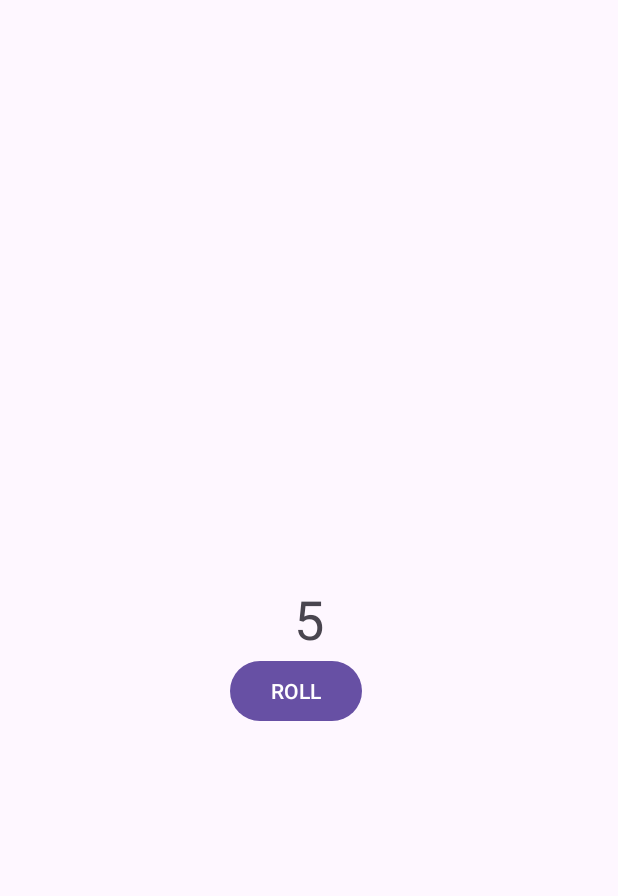
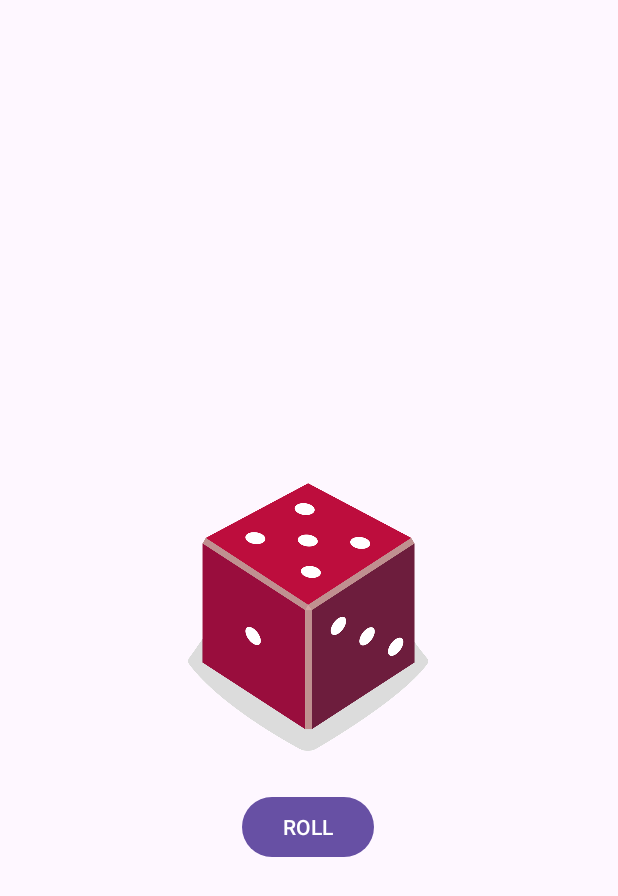
Before and after one commit to DuyThaiNgx/DiceRoller, an Android app: the screen it shows after launch (MainActivity), after a tap on "ROLL", on a phone screen of 412 x 824 dp. Shown: the top 896 px of the screen. Run offline under Robolectric (Android 15) with nearby library versions, the phone set to English and light mode, and no system bars.

Commit message:
Update Dice with Image

```diff
--- a/app/src/main/java/dtngx/ltuk65/example/diceroller/MainActivity.kt
+++ b/app/src/main/java/dtngx/ltuk65/example/diceroller/MainActivity.kt
@@ -3,13 +3,14 @@ package dtngx.ltuk65.example.diceroller
 import androidx.appcompat.app.AppCompatActivity
 import android.os.Bundle
 import android.widget.Button
-import android.widget.TextView
-import android.widget.Toast
+import android.widget.ImageView
 
 class MainActivity : AppCompatActivity() {
     override fun onCreate(savedInstanceState: Bundle?) {
         super.onCreate(savedInstanceState)
         setContentView(R.layout.activity_main)
+        // Để hiện xúc sắc với các mặt ngẫu nhien khi mở app lên
+        rollDice()
         val rollButton: Button = findViewById(R.id.button)
         rollButton.setOnClickListener {
             rollDice()
@@ -19,8 +20,23 @@ class MainActivity : AppCompatActivity() {
     private fun rollDice() {
         val dice = Dice(6);
         val diceRoll = dice.roll()
-        val resultTextView: TextView = findViewById(R.id.textView)
-        resultTextView.text = diceRoll.toString()
+        val diceImage: ImageView = findViewById(R.id.imageView)
+//        if(diceRoll == 1) diceImage.setImageResource(R.drawable.dice_1)
+//        else if(diceRoll == 2) diceImage.setImageResource(R.drawable.dice_2)
+//        else if(diceRoll == 3) diceImage.setImageResource(R.drawable.dice_3)
+//        else if(diceRoll == 4) diceImage.setImageResource(R.drawable.dice_4)
+//        else if(diceRoll == 5) diceImage.setImageResource(R.drawable.dice_5)
+//        else if(diceRoll == 6) diceImage.setImageResource(R.drawable.dice_6)
+        when(diceRoll) {
+            1 -> diceImage.setImageResource(R.drawable.dice_1)
+            2 -> diceImage.setImageResource(R.drawable.dice_2)
+            3 -> diceImage.setImageResource(R.drawable.dice_3)
+            4 -> diceImage.setImageResource(R.drawable.dice_4)
+            5 -> diceImage.setImageResource(R.drawable.dice_5)
+            6 -> diceImage.setImageResource(R.drawable.dice_6)
+        }
+        diceImage.contentDescription = diceRoll.toString()
+
     }
 }
 
--- a/app/src/main/res/layout/activity_main.xml
+++ b/app/src/main/res/layout/activity_main.xml
@@ -6,28 +6,29 @@
     android:layout_height="match_parent"
     tools:context=".MainActivity">
 
-    <TextView
-        android:id="@+id/textView"
-        android:layout_width="wrap_content"
-        android:layout_height="wrap_content"
-        android:text="@string/dice"
-        android:textSize="36sp"
-        app:layout_constraintBottom_toBottomOf="parent"
-        app:layout_constraintEnd_toEndOf="parent"
-        app:layout_constraintStart_toStartOf="parent"
-        app:layout_constraintTop_toTopOf="parent"
-        tools:text="1" />
-
     <Button
         android:id="@+id/button"
         android:layout_width="wrap_content"
         android:layout_height="wrap_content"
         android:layout_marginStart="153dp"
+        android:layout_marginTop="16dp"
         android:layout_marginEnd="153dp"
         android:text="@string/roll"
         app:layout_constraintEnd_toEndOf="parent"
-        app:layout_constraintHorizontal_bias="0.0"
+        app:layout_constraintHorizontal_bias="0.47"
         app:layout_constraintStart_toStartOf="parent"
-        app:layout_constraintTop_toBottomOf="@+id/textView" />
+        app:layout_constraintTop_toBottomOf="@+id/imageView" />
+
+    <ImageView
+        android:id="@+id/imageView"
+        android:layout_width="160dp"
+        android:layout_height="200dp"
+        app:layout_constraintBottom_toBottomOf="parent"
+        app:layout_constraintEnd_toEndOf="parent"
+        app:layout_constraintHorizontal_bias="0.498"
+        app:layout_constraintStart_toStartOf="parent"
+        app:layout_constraintTop_toTopOf="parent"
+        app:layout_constraintVertical_bias="0.499"
+        tools:srcCompat="@drawable/dice_1" />
 
 </androidx.constraintlayout.widget.ConstraintLayout>
```
Also changed, not shown: app/src/main/res/drawable/dice_1.png (added), app/src/main/res/drawable/dice_2.png (added), app/src/main/res/drawable/dice_3.png (added), app/src/main/res/drawable/dice_4.png (added), app/src/main/res/drawable/dice_5.png (added), app/src/main/res/drawable/dice_6.png (added).
